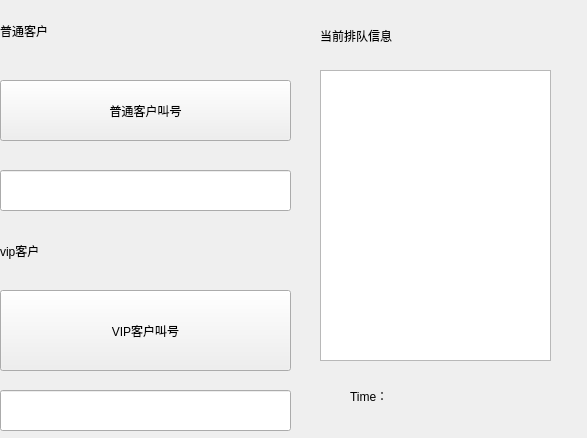
This is getnum/widget.ui in upcMvc/bank-queue-system as Qt 5 draws it before an edit. The edited form follows.
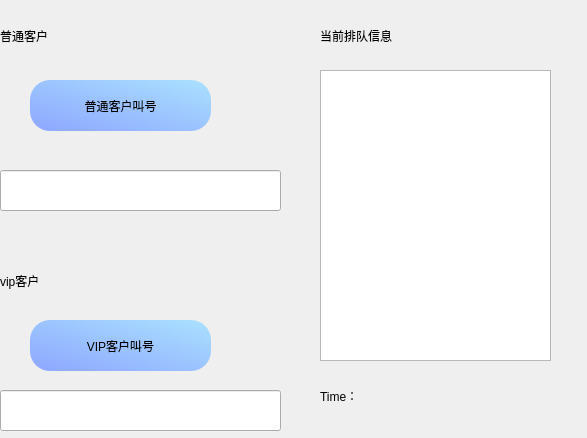
This is the edited form.

What changed in the file:
```diff
--- a/getnum/widget.ui
+++ b/getnum/widget.ui
@@ -35,10 +35,10 @@
   <widget class="QPushButton" name="pushButton_2">
    <property name="geometry">
     <rect>
-     <x>0</x>
-     <y>290</y>
-     <width>291</width>
-     <height>81</height>
+     <x>30</x>
+     <y>320</y>
+     <width>181</width>
+     <height>51</height>
     </rect>
    </property>
    <property name="sizePolicy">
@@ -47,6 +47,10 @@
      <verstretch>0</verstretch>
     </sizepolicy>
    </property>
+   <property name="styleSheet">
+    <string notr="true">font: 75 10pt &quot;微软雅黑&quot;;border-radius:20px;
+background-color: qlineargradient(spread:pad, x1:0, y1:1, x2:1, y2:0, stop:0 rgba(141, 166, 255, 255), stop:1 rgba(170, 225, 255, 255));</string>
+   </property>
    <property name="text">
     <string>VIP客户叫号</string>
    </property>
@@ -56,7 +60,7 @@
     <rect>
      <x>0</x>
      <y>390</y>
-     <width>291</width>
+     <width>281</width>
      <height>41</height>
     </rect>
    </property>
@@ -66,14 +70,17 @@
      <verstretch>0</verstretch>
     </sizepolicy>
    </property>
+   <property name="styleSheet">
+    <string notr="true">font: 75 10pt &quot;微软雅黑&quot;;</string>
+   </property>
   </widget>
   <widget class="QLabel" name="label">
    <property name="geometry">
     <rect>
      <x>0</x>
-     <y>0</y>
-     <width>311</width>
-     <height>61</height>
+     <y>20</y>
+     <width>291</width>
+     <height>31</height>
     </rect>
    </property>
    <property name="sizePolicy">
@@ -82,6 +89,9 @@
      <verstretch>0</verstretch>
     </sizepolicy>
    </property>
+   <property name="styleSheet">
+    <string notr="true">font: 75 10pt &quot;微软雅黑&quot;;</string>
+   </property>
    <property name="text">
     <string>普通客户</string>
    </property>
@@ -89,10 +99,10 @@
   <widget class="QPushButton" name="pushButton">
    <property name="geometry">
     <rect>
-     <x>0</x>
+     <x>30</x>
      <y>80</y>
-     <width>291</width>
-     <height>61</height>
+     <width>181</width>
+     <height>51</height>
     </rect>
    </property>
    <property name="sizePolicy">
@@ -101,6 +111,10 @@
      <verstretch>0</verstretch>
     </sizepolicy>
    </property>
+   <property name="styleSheet">
+    <string notr="true">font: 75 10pt &quot;微软雅黑&quot;;border-radius:20px;
+background-color: qlineargradient(spread:pad, x1:0, y1:1, x2:1, y2:0, stop:0 rgba(141, 166, 255, 255), stop:1 rgba(170, 225, 255, 255));</string>
+   </property>
    <property name="text">
     <string>普通客户叫号</string>
    </property>
@@ -110,7 +124,7 @@
     <rect>
      <x>0</x>
      <y>170</y>
-     <width>291</width>
+     <width>281</width>
      <height>41</height>
     </rect>
    </property>
@@ -120,12 +134,15 @@
      <verstretch>0</verstretch>
     </sizepolicy>
    </property>
+   <property name="styleSheet">
+    <string notr="true">font: 75 10pt &quot;微软雅黑&quot;;</string>
+   </property>
   </widget>
   <widget class="QLabel" name="label_2">
    <property name="geometry">
     <rect>
      <x>0</x>
-     <y>230</y>
+     <y>260</y>
      <width>291</width>
      <height>41</height>
     </rect>
@@ -136,6 +153,9 @@
      <verstretch>0</verstretch>
     </sizepolicy>
    </property>
+   <property name="styleSheet">
+    <string notr="true">font: 75 10pt &quot;微软雅黑&quot;;</string>
+   </property>
    <property name="text">
     <string>vip客户</string>
    </property>
@@ -153,12 +173,15 @@
   <widget class="QLabel" name="label_4">
    <property name="geometry">
     <rect>
-     <x>350</x>
+     <x>320</x>
      <y>380</y>
      <width>41</width>
      <height>31</height>
     </rect>
    </property>
+   <property name="styleSheet">
+    <string notr="true">font: 75 10pt &quot;微软雅黑&quot;;</string>
+   </property>
    <property name="text">
     <string>Time：</string>
    </property>
@@ -166,12 +189,15 @@
   <widget class="QLabel" name="label_5">
    <property name="geometry">
     <rect>
-     <x>400</x>
+     <x>370</x>
      <y>380</y>
-     <width>161</width>
+     <width>171</width>
      <height>31</height>
     </rect>
    </property>
+   <property name="styleSheet">
+    <string notr="true">font: 75 10pt &quot;微软雅黑&quot;;</string>
+   </property>
    <property name="text">
     <string/>
    </property>
```
Left out of the diff: 6 changed lines with no effect on the pictures.
